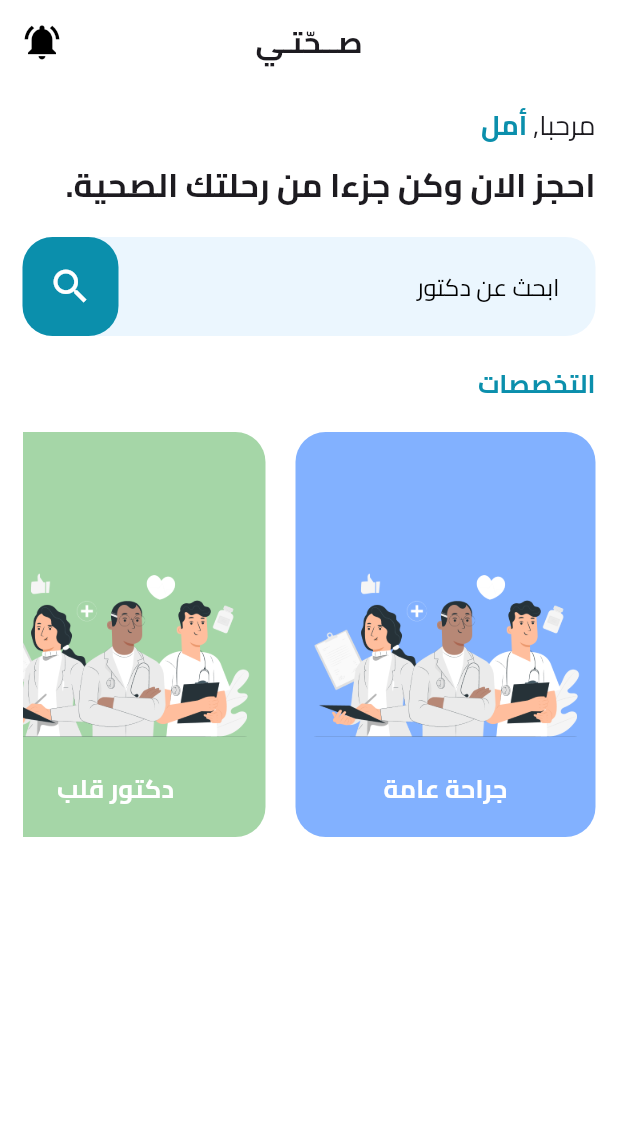
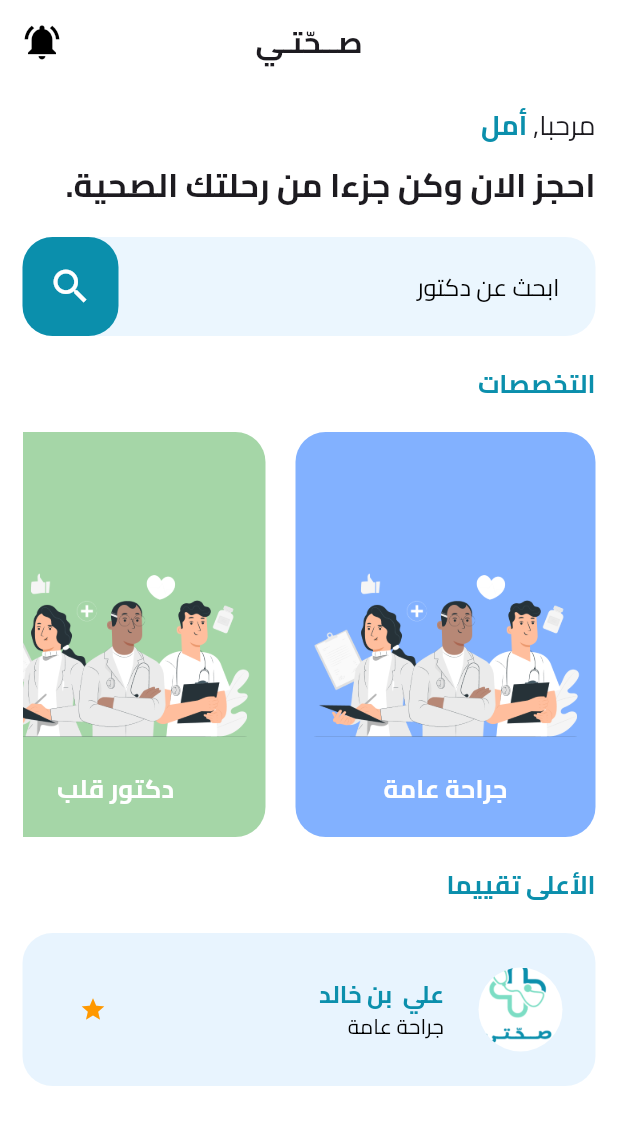
Before and after one commit to amalanan/Se7ety_Doctor_Appointment_Flutter_Project, a Flutter app: the screen it shows after launch, on a phone screen of 412 x 824 dp. Shown: the top 1125 px of the screen. Run offline on Flutter 3.47's test engine with Material 3 defaults, Android fonts, the phone set to English and light mode, and no system bars; our stand-ins replace cloud_firestore, dartz, firebase_auth, firebase_core, get_it, smooth_page_indicator; accounts and stored records are empty.

Commit message:
home page updates

```diff
--- a/lib/presentation/PatientHomeScreen/pages/patient_home_screen.dart
+++ b/lib/presentation/PatientHomeScreen/pages/patient_home_screen.dart
@@ -5,7 +5,7 @@ import 'package:flutter/material.dart';
 import '../../../imports.dart';
 
 class PatientHomeScreen extends StatefulWidget {
-  PatientHomeScreen({super.key});
+  const PatientHomeScreen({super.key});
 
   @override
   State<PatientHomeScreen> createState() => _PatientHomeScreenState();
@@ -18,7 +18,7 @@ class _PatientHomeScreenState extends State<PatientHomeScreen> {
     final uid = FirebaseAuth.instance.currentUser!.uid;
 
     final snapshot =
-    await FirebaseFirestore.instance.collection('Users').doc(uid).get();
+        await FirebaseFirestore.instance.collection('Users').doc(uid).get();
 
     return snapshot['name'];
   }
@@ -125,6 +125,45 @@ class _PatientHomeScreenState extends State<PatientHomeScreen> {
                       },
                     ),
                   ),
+                  SizedBox(height: 20),
+                  Text(
+                    'الأعلى تقييما',
+                    style: TextStyle(
+                      fontSize: 17,
+                      fontWeight: FontWeight.bold,
+                      color: AppColors.primary,
+                    ),
+                  ),
+                  SizedBox(height: 20),
+                  Container(
+                    decoration: BoxDecoration(
+                      color: Colors.blue.withOpacity(0.1),
+                      borderRadius: BorderRadius.circular(20),
+                    ),
+                    child: ListTile(
+                      contentPadding: EdgeInsets.all(15),
+                      trailing: TextButton(
+                        onPressed: () {},
+                        child: Icon(Icons.star, color: Colors.orange),
+                      ),
+                      leading: CircleAvatar(
+                        radius: 35,
+                        backgroundImage: AssetImage(AppImages.splashLogo),
+                        backgroundColor: Colors.white,
+                      ),
+                      title: Text(
+                        'علي  بن خالد ',
+                        style: TextStyle(
+                          color: AppColors.primary,
+                          fontWeight: FontWeight.bold,
+                        ),
+                      ),
+                      subtitle: Text(
+                        'جراحة عامة',
+                        style: TextStyle(color: Colors.black),
+                      ),
+                    ),
+                  ),
                 ],
               ),
             ),
```
